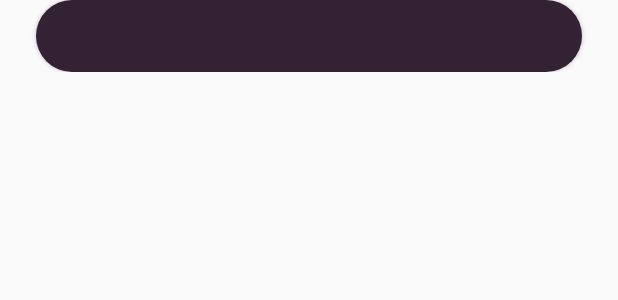
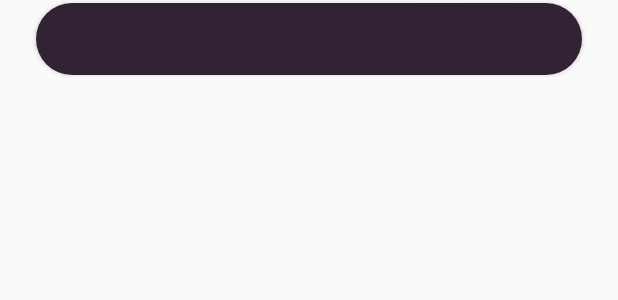
Before and after one commit to c-guedes/collapse-loading-button, an Android app: the layout progress_button.xml on its own in the app's theme, with its tools: preview values and no code run, on a phone screen of 412 x 824 dp. Shown: the top 300 px of the screen. Run offline under Robolectric (Android 15) with nearby library versions, the phone set to English and light mode, and no system bars.

Commit message:
reverted to constraint

```diff
--- a/app/src/main/res/layout/progress_button.xml
+++ b/app/src/main/res/layout/progress_button.xml
@@ -1,5 +1,5 @@
 <?xml version="1.0" encoding="utf-8"?>
-<RelativeLayout xmlns:android="http://schemas.android.com/apk/res/android"
+<androidx.constraintlayout.widget.ConstraintLayout xmlns:android="http://schemas.android.com/apk/res/android"
     xmlns:app="http://schemas.android.com/apk/res-auto"
     xmlns:tools="http://schemas.android.com/tools"
     android:layout_width="match_parent"
@@ -14,17 +14,26 @@
         android:elevation="3dp"
         android:indeterminate="true"
         android:visibility="invisible"
+        app:layout_constraintBottom_toBottomOf="parent"
+        app:layout_constraintEnd_toEndOf="parent"
+        app:layout_constraintStart_toStartOf="parent"
+        app:layout_constraintTop_toTopOf="parent"
         tools:indeterminateTint="#FFF" />
-
 
     <Button
         android:id="@+id/btProgress"
         android:layout_width="match_parent"
         android:layout_height="wrap_content"
+        android:layout_centerInParent="true"
+        android:layout_marginStart="24dp"
+        android:layout_marginTop="2dp"
         android:layout_marginEnd="24dp"
-        android:layout_marginStart="24dp"
-        android:layout_centerInParent="true"
+        android:layout_marginBottom="2dp"
         android:background="@drawable/rectangule"
-        android:textColor="@android:color/white"/>
+        android:textColor="@android:color/white"
+        app:layout_constraintBottom_toBottomOf="parent"
+        app:layout_constraintEnd_toEndOf="parent"
+        app:layout_constraintStart_toStartOf="parent"
+        app:layout_constraintTop_toTopOf="parent" />
 
-</RelativeLayout>
+</androidx.constraintlayout.widget.ConstraintLayout>
```
